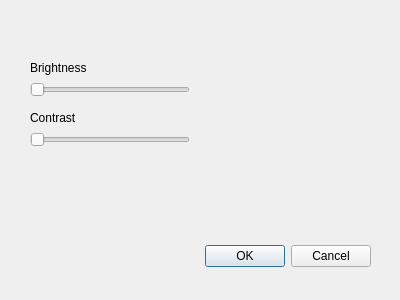
This is RPI_Photobooth/SettingsDialog.ui in chezz15/RPI_photoboot as Qt 5 draws it before an edit. The edited form follows.
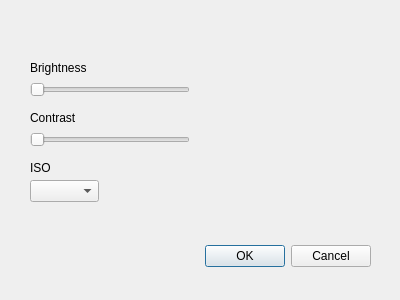
This is the edited form.

Commit message: added ISO combobox in settings ui

Diff of the .ui file:
```diff
--- a/RPI_Photobooth/SettingsDialog.ui
+++ b/RPI_Photobooth/SettingsDialog.ui
@@ -81,6 +81,29 @@
     <string>Contrast</string>
    </property>
   </widget>
+  <widget class="QComboBox" name="ISOCombo">
+   <property name="geometry">
+    <rect>
+     <x>30</x>
+     <y>180</y>
+     <width>69</width>
+     <height>22</height>
+    </rect>
+   </property>
+  </widget>
+  <widget class="QLabel" name="label_3">
+   <property name="geometry">
+    <rect>
+     <x>30</x>
+     <y>160</y>
+     <width>91</width>
+     <height>16</height>
+    </rect>
+   </property>
+   <property name="text">
+    <string>ISO</string>
+   </property>
+  </widget>
  </widget>
  <resources/>
  <connections>
```
The commit also changes 1 other file.
